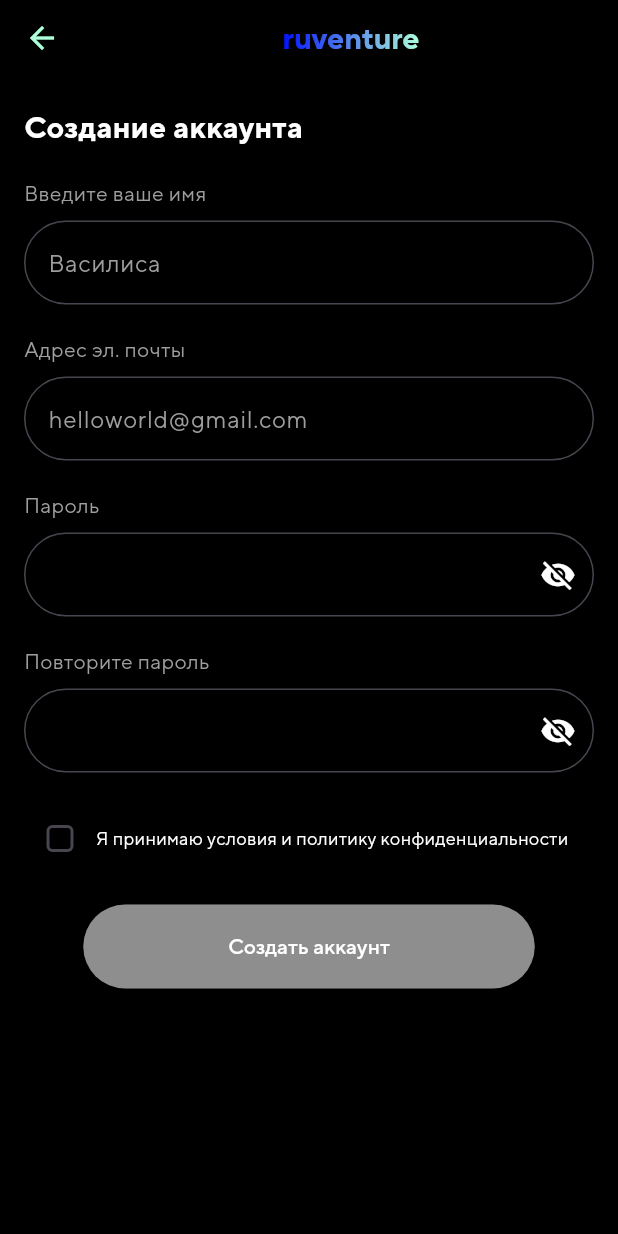
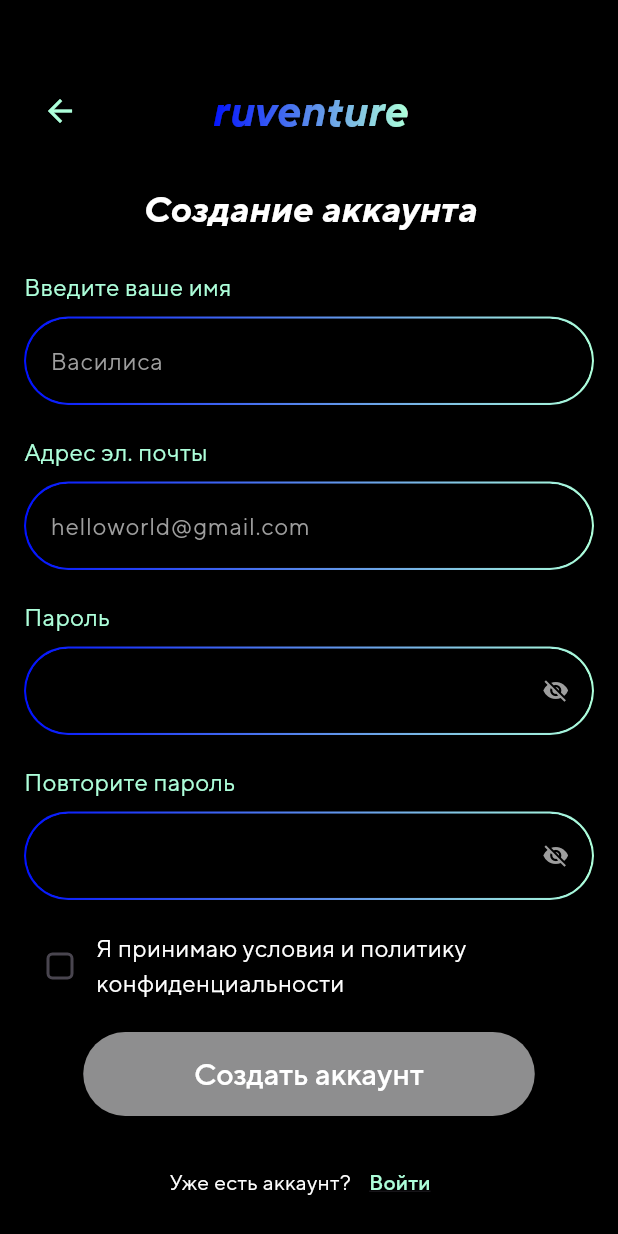
Before and after one commit to poweljel143/project_ruventure, a Flutter app: the RegistrationScreen screen opened directly, on a phone screen of 412 x 824 dp. Run offline on Flutter 3.47's test engine with Material 3 defaults, Android fonts, the phone set to English and light mode, and no system bars.

Commit message:
Экран регистрации доработан

```diff
--- a/lib/registration_screen.dart
+++ b/lib/registration_screen.dart
@@ -1,4 +1,5 @@
 import 'package:flutter/material.dart';
+import 'login_screen.dart';
 
 class RegistrationScreen extends StatefulWidget {
   const RegistrationScreen({super.key});
@@ -9,64 +10,103 @@ class RegistrationScreen extends StatefulWidget {
 
 class _RegistrationScreenState extends State<RegistrationScreen> {
   bool _isCheckboxChecked = false;
+  bool _obscurePassword = true;
+  bool _obscureConfirmPassword = true;
+
+  InputDecoration _gradientInputDecoration({required String hintText, Widget? suffixIcon}) {
+    return InputDecoration(
+      hintText: hintText,
+      hintStyle: const TextStyle(color: Colors.grey),
+      filled: true,
+      fillColor: Colors.black,
+      enabledBorder: OutlineInputBorder(
+        borderRadius: BorderRadius.circular(32),
+        borderSide: BorderSide.none,
+      ),
+      focusedBorder: OutlineInputBorder(
+        borderRadius: BorderRadius.circular(32),
+        borderSide: BorderSide.none,
+      ),
+      suffixIcon: suffixIcon,
+    );
+  }
+
+  Widget _gradientBorderWrapper({required Widget child}) {
+    return Container(
+      decoration: BoxDecoration(
+        gradient: const LinearGradient(
+          colors: [Color(0xFF0212FE), Color(0xFFADFFDA)],
+        ),
+        borderRadius: BorderRadius.circular(32),
+      ),
+      padding: const EdgeInsets.all(1.5),
+      child: Container(
+        decoration: BoxDecoration(
+          color: Colors.black,
+          borderRadius: BorderRadius.circular(32),
+        ),
+        child: child,
+      ),
+    );
+  }
 
   @override
   Widget build(BuildContext context) {
     return Scaffold(
       backgroundColor: Colors.black,
-      appBar: AppBar(
-        elevation: 0,
-        backgroundColor: Colors.black,
-        leading: IconButton(
-          icon: const Icon(Icons.arrow_back, color: Color.fromRGBO(173, 255, 218, 1)),
-          onPressed: () {
-            Navigator.pop(context);
-          },
-        ),
-        title: Center(
-          child: ShaderMask(
-            shaderCallback: (bounds) => LinearGradient(
-              colors: [Color.fromRGBO(2, 18, 254, 1), Color.fromRGBO(173, 255, 218, 1)],
-            ).createShader(bounds),
-            child: const Text(
-              "ruventure",
-              style: TextStyle(
-                fontFamily: "TT Norms Pro",
-                fontSize: 20,
-                fontWeight: FontWeight.bold,
-                color: Colors.white,
-              ),
-            ),
-          ),
-        ),
-        titleSpacing: 0,
-        toolbarHeight: 50,
-      ),
       body: Padding(
         padding: const EdgeInsets.symmetric(horizontal: 16),
         child: SingleChildScrollView(
           child: Column(
-            crossAxisAlignment: CrossAxisAlignment.start,
             children: [
-              const SizedBox(height: 20),
+              const SizedBox(height: 50), // отступ от верхнего края
+              _buildHeader(context),
+              const SizedBox(height: 24),
               const Text(
                 "Создание аккаунта",
                 style: TextStyle(
+                  fontSize: 24,
                   fontFamily: "TT Norms Pro",
-                  fontSize: 20,
                   fontWeight: FontWeight.bold,
+                  fontStyle: FontStyle.italic,
                   color: Colors.white,
                 ),
               ),
-              const SizedBox(height: 20),
-              _buildInputField("Введите ваше имя", "Василиса"),
-              _buildInputField("Адрес эл. почты", "helloworld@gmail.com"),
-              _buildPasswordField("Пароль"),
-              _buildPasswordField("Повторите пароль"),
+              const SizedBox(height: 24),
+              _buildLabeledField("Введите ваше имя", "Василиса"),
+              _buildLabeledField("Адрес эл. почты", "helloworld@gmail.com"),
+              _buildPasswordField("Пароль", isConfirm: false),
+              _buildPasswordField("Повторите пароль", isConfirm: true),
               _buildCheckbox(),
               const SizedBox(height: 20),
               _buildGradientButton(),
-              const SizedBox(height: 30),
+              const SizedBox(height: 20),
+              Row(
+                mainAxisAlignment: MainAxisAlignment.center,
+                children: [
+                  const Text(
+                    "Уже есть аккаунт?",
+                    style: TextStyle(color: Colors.white),
+                  ),
+                  TextButton(
+                    onPressed: () {
+                      Navigator.push(
+                        context,
+                        MaterialPageRoute(
+                            builder: (context) => const LoginScreen()),
+                      );
+                    },
+                    child: const Text(
+                      "Войти",
+                      style: TextStyle(
+                        color: Color.fromRGBO(173, 255, 218, 1),
+                        decoration: TextDecoration.underline,
+                      ),
+                    ),
+                  ),
+                ],
+              ),
+              const SizedBox(height: 20),
             ],
           ),
         ),
@@ -74,26 +114,49 @@ class _RegistrationScreenState extends State<RegistrationScreen> {
     );
   }
 
-  Widget _buildInputField(String label, String hint) {
+  Widget _buildHeader(BuildContext context) {
+    return Stack(
+      alignment: Alignment.center,
+      children: [
+        Align(
+          alignment: Alignment.centerLeft,
+          child: IconButton(
+            icon: const Icon(Icons.arrow_back, color: Color(0xFFADFFDA)),
+            onPressed: () {
+              Navigator.pop(context);
+            },
+          ),
+        ),
+        ShaderMask(
+          shaderCallback: (bounds) => const LinearGradient(
+            colors: [Color(0xFF0212FE), Color(0xFFADFFDA)],
+          ).createShader(bounds),
+          child: const Text(
+            "ruventure",
+            style: TextStyle(
+              fontSize: 28,
+              fontWeight: FontWeight.bold,
+              fontStyle: FontStyle.italic,
+              fontFamily: "TT Norms Pro",
+              color: Colors.white,
+            ),
+          ),
+        ),
+      ],
+    );
+  }
+
+
+  Widget _buildLabeledField(String label, String hint) {
     return Column(
       crossAxisAlignment: CrossAxisAlignment.start,
       children: [
-        Text(
-          label,
-          style: const TextStyle(fontSize: 14, color: Colors.grey),
-        ),
+        Text(label, style: const TextStyle(fontSize: 16, color: Color(0xFFADFFDA))),
         const SizedBox(height: 8),
-        TextField(
+        _gradientBorderWrapper(
+          child: TextField(
             style: const TextStyle(color: Colors.white),
-          decoration: InputDecoration(
-            hintText: hint,
-            hintStyle: const TextStyle(color: Colors.grey),
-            filled: true,
-            fillColor: Colors.black,
-            border: OutlineInputBorder(
-              borderRadius: BorderRadius.circular(32),
-              borderSide: const BorderSide(color: Colors.white),
-            ),
+            decoration: _gradientInputDecoration(hintText: hint),
           ),
         ),
         const SizedBox(height: 20),
@@ -101,25 +164,37 @@ class _RegistrationScreenState extends State<RegistrationScreen> {
     );
   }
 
-  Widget _buildPasswordField(String label) {
+  Widget _buildPasswordField(String label, {required bool isConfirm}) {
+    bool obscure = isConfirm ? _obscureConfirmPassword : _obscurePassword;
+
     return Column(
       crossAxisAlignment: CrossAxisAlignment.start,
       children: [
-        Text(
-          label,
-          style: const TextStyle(fontSize: 14, color: Colors.grey),
+        Text(label, style: const TextStyle(fontSize: 16, color: Color(0xFFADFFDA))),
+        const SizedBox(height: 8),
+        _gradientBorderWrapper(
+          child: TextField(
+            obscureText: obscure,
+            style: const TextStyle(color: Colors.grey),
+            decoration: _gradientInputDecoration(
+              hintText: '',
+              suffixIcon: IconButton(
+                icon: Icon(
+                  obscure ? Icons.visibility_off : Icons.visibility,
+                  color: Colors.grey,
+                  size: 18,
                 ),
-        const SizedBox(height: 8),
-        TextField(
-          obscureText: true,
-          style: const TextStyle(color: Colors.white),
-          decoration: InputDecoration(
-            suffixIcon: const Icon(Icons.visibility_off, color: Colors.white),
-            filled: true,
-            fillColor: Colors.black,
-            border: OutlineInputBorder(
-              borderRadius: BorderRadius.circular(32),
-              borderSide: const BorderSide(color: Colors.white),
+                onPressed: () {
+                  setState(() {
+                    if (isConfirm) {
+                      _obscureConfirmPassword = !_obscureConfirmPassword;
+                    } else {
+                      _obscurePassword = !_obscurePassword;
+                    }
+                  });
+
+                },
+              ),
             ),
           ),
         ),
@@ -133,17 +208,18 @@ class _RegistrationScreenState extends State<RegistrationScreen> {
       children: [
         Checkbox(
           value: _isCheckboxChecked,
-          onChanged: (bool? value) {
+          onChanged: (value) {
             setState(() {
               _isCheckboxChecked = value ?? false;
             });
           },
           shape: RoundedRectangleBorder(borderRadius: BorderRadius.circular(4)),
+          activeColor: const Color(0xFFADFFDA),
         ),
         const Expanded(
           child: Text(
             "Я принимаю условия и политику конфиденциальности",
-            style: TextStyle(fontSize: 12, color: Colors.white),
+            style: TextStyle(fontSize: 16, color: Colors.white),
           ),
         ),
       ],
@@ -151,12 +227,11 @@ class _RegistrationScreenState extends State<RegistrationScreen> {
   }
 
   Widget _buildGradientButton() {
-    return Center(
-      child: Container(
+    return Container(
       decoration: BoxDecoration(
-          gradient: LinearGradient(
-            colors: _isCheckboxChecked ? [Color.fromRGBO(2, 18, 254, 1), Color.fromRGBO(173, 255, 218, 1)] : [Colors.grey, Colors.grey],
-          ),
+        gradient: _isCheckboxChecked
+            ? const LinearGradient(colors: [Color(0xFF0212FE), Color(0xFFADFFDA)])
+            : const LinearGradient(colors: [Colors.grey, Colors.grey]),
         borderRadius: BorderRadius.circular(32),
       ),
       child: ElevatedButton(
@@ -168,8 +243,7 @@ class _RegistrationScreenState extends State<RegistrationScreen> {
         ),
         child: const Text(
           "Создать аккаунт",
-            style: TextStyle(fontFamily: "TT Norms Pro", color: Colors.white),
-          ),
+          style: TextStyle(fontFamily: "TT Norms Pro", fontSize: 20, color: Colors.white),
         ),
       ),
     );
--- a/lib/slider_screen.dart
+++ b/lib/slider_screen.dart
@@ -80,7 +80,7 @@ class _SliderScreenState extends State<SliderScreen> {
                       sliderData[index]["text"]!,
                       style: const TextStyle(
                         fontFamily: "TT Norms Pro",
-                        fontSize: 22,
+                        fontSize: 20,
                         fontWeight: FontWeight.w500,
                         color: Colors.white,
                       ),
```
Lines whose indentation alone changed are shown as unchanged.
